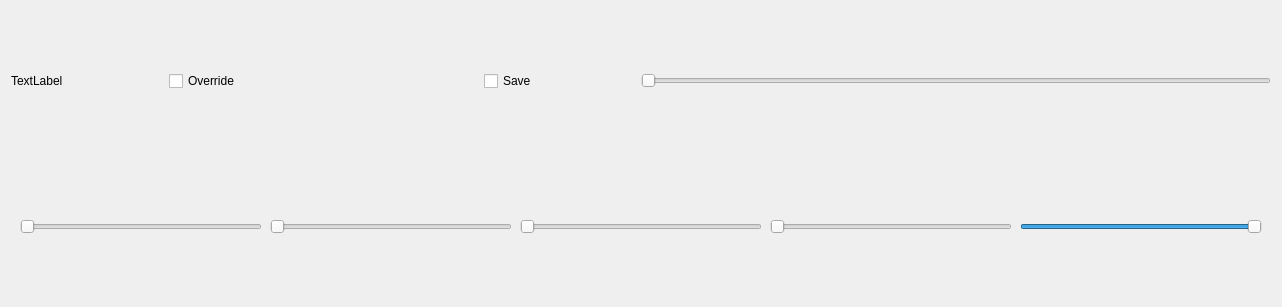
Old version of the form ControlInputs/Position.ui in the repository FlamingMoe85/LightInSyncQt.
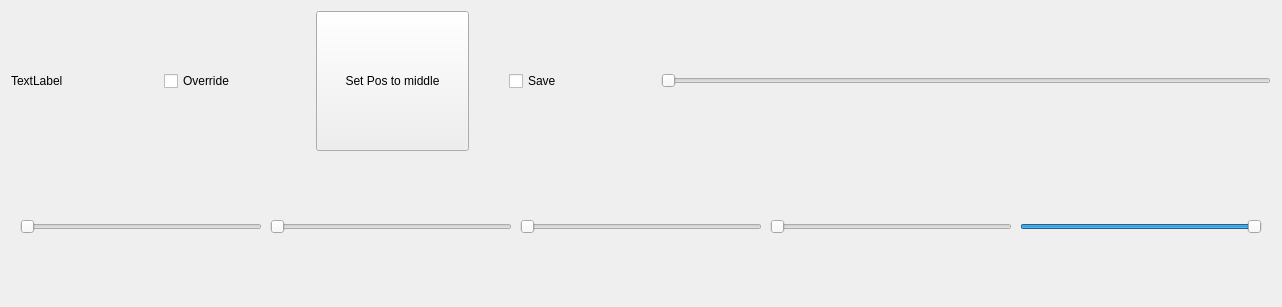
New version of the form.

What changed in the file:
```diff
--- a/ControlInputs/Position.ui
+++ b/ControlInputs/Position.ui
@@ -68,7 +68,7 @@
            <widget class="QCheckBox" name="checkBox">
             <property name="sizePolicy">
              <sizepolicy hsizetype="Expanding" vsizetype="Expanding">
-              <horstretch>2</horstretch>
+              <horstretch>1</horstretch>
               <verstretch>1</verstretch>
              </sizepolicy>
             </property>
@@ -77,6 +77,32 @@
             </property>
            </widget>
           </item>
+          <item>
+           <widget class="QPushButton" name="pushButton_PosToMiddle">
+            <property name="sizePolicy">
+             <sizepolicy hsizetype="Expanding" vsizetype="Expanding">
+              <horstretch>1</horstretch>
+              <verstretch>1</verstretch>
+             </sizepolicy>
+            </property>
+            <property name="text">
+             <string>Set Pos to middle</string>
+            </property>
+           </widget>
+          </item>
+          <item>
+           <spacer name="horizontalSpacer_5">
+            <property name="orientation">
+             <enum>Qt::Horizontal</enum>
+            </property>
+            <property name="sizeHint" stdset="0">
+             <size>
+              <width>40</width>
+              <height>20</height>
+             </size>
+            </property>
+           </spacer>
+          </item>
           <item>
            <widget class="QCheckBox" name="checkBox_Save">
             <property name="sizePolicy">
```
